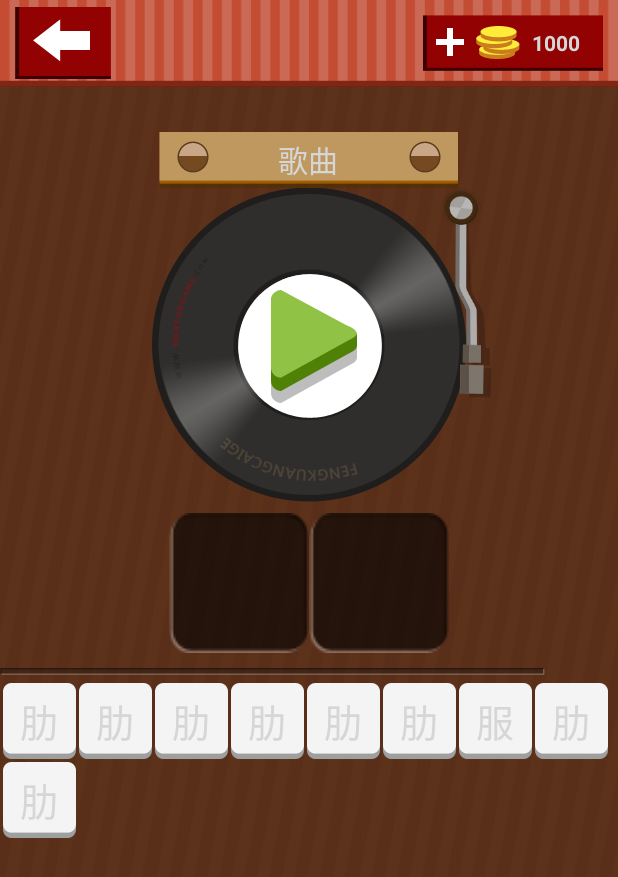
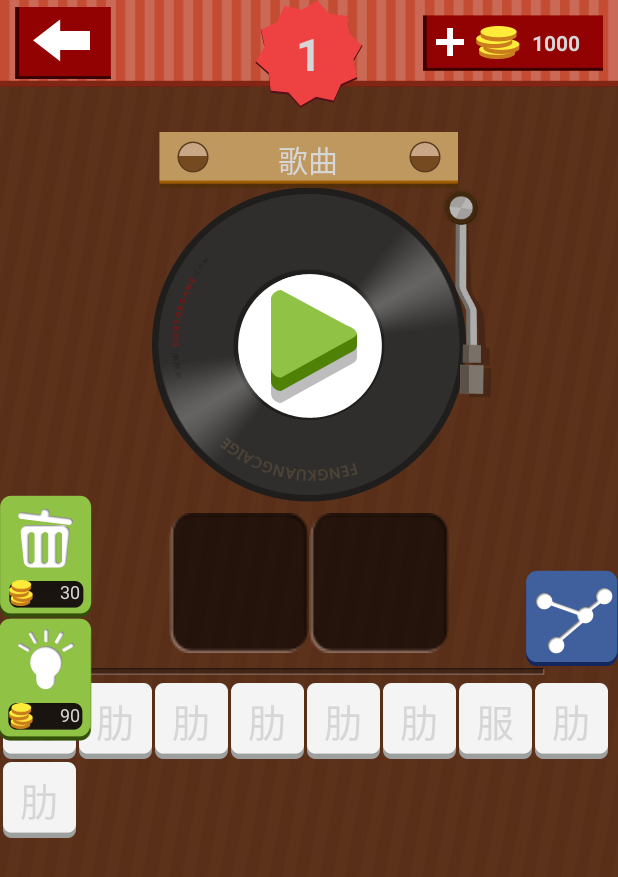
Before and after one commit to cursonjiang/GuessMusic, an Android app: the screen it shows after launch (MainActivity), on a phone screen of 412 x 824 dp. Shown: the top 877 px of the screen. Run offline under Robolectric (Android 15) with nearby library versions, the phone set to English and light mode, and no system bars.

Commit message:
添加浮动按钮到主界面

```diff
--- a/app/src/main/res/layout/activity_main.xml
+++ b/app/src/main/res/layout/activity_main.xml
@@ -23,6 +23,9 @@
         <include layout="@layout/name_select"/>
     </LinearLayout>
 
+    <!-- 浮动按钮-->
+    <include layout="@layout/float_buttons"/>
+
     <!-- 答案正确界面-->
     <include layout="@layout/answer_right"/>
 
--- a/app/src/main/res/layout/float_buttons.xml
+++ b/app/src/main/res/layout/float_buttons.xml
@@ -1,7 +1,6 @@
 <?xml version="1.0" encoding="utf-8"?>
 <RelativeLayout xmlns:android="http://schemas.android.com/apk/res/android"
                 xmlns:tools="http://schemas.android.com/tools"
-                android:background="@color/black"
                 android:layout_width="match_parent"
                 android:layout_height="match_parent">
 
@@ -18,8 +17,9 @@
             android:src="@mipmap/game_level_title"
             android:layout_gravity="center_horizontal"/>
 
+        <!-- 显示关卡-->
         <TextView
-            android:id="@+id/guanka"
+            android:id="@+id/text_current_stage"
             android:layout_width="wrap_content"
             android:layout_height="wrap_content"
             android:text="1"
@@ -37,13 +37,47 @@
         android:orientation="vertical"
         android:layout_centerVertical="true">
 
-        <!-- 提示按钮-->
+        <!-- 删除按钮-->
         <FrameLayout
+            android:id="@+id/framelayout_delete"
             android:layout_width="wrap_content"
             android:layout_height="wrap_content">
 
             <ImageButton
-                android:id="@+id/buy1"
+                android:id="@+id/btn_delete_word"
+                android:layout_width="wrap_content"
+                android:layout_height="wrap_content"
+                android:background="@drawable/buy2_button_icon"/>
+
+            <ImageView
+                android:layout_width="16dp"
+                android:layout_height="17dp"
+                android:background="@mipmap/game_coin_icon"
+                android:layout_marginStart="6dp"
+                android:layout_gravity="bottom"
+                android:layout_marginBottom="8dp"
+                tools:ignore="RtlCompat"/>
+
+            <TextView
+                android:layout_width="wrap_content"
+                android:layout_height="wrap_content"
+                android:layout_gravity="bottom|end"
+                android:text="@integer/pay_delete_word"
+                android:textSize="12sp"
+                android:layout_marginBottom="9dp"
+                android:layout_marginEnd="8dp"
+                android:textColor="@color/white"
+                tools:ignore="HardcodedText,RtlCompat,SmallSp"/>
+        </FrameLayout>
+
+        <!-- 提示按钮-->
+        <FrameLayout
+            android:id="@+id/framelayout_tip"
+            android:layout_width="wrap_content"
+            android:layout_height="wrap_content">
+
+            <ImageButton
+                android:id="@+id/btn_tip_answer"
                 android:layout_width="wrap_content"
                 android:layout_height="wrap_content"
                 android:background="@drawable/buy1_button_icon"/>
@@ -61,48 +95,16 @@
                 android:layout_width="wrap_content"
                 android:layout_height="wrap_content"
                 android:layout_gravity="bottom|end"
-                android:text="30"
+                android:text="@integer/pay_tip_answer"
                 android:textSize="12sp"
-                android:layout_marginBottom="8dp"
+                android:layout_marginBottom="9dp"
                 android:layout_marginEnd="8dp"
                 android:textColor="@color/white"
                 tools:ignore="HardcodedText,RtlCompat,SmallSp"/>
         </FrameLayout>
-
-        <!-- 删除按钮-->
-        <FrameLayout
-            android:layout_width="wrap_content"
-            android:layout_height="wrap_content">
-
-            <ImageButton
-                android:id="@+id/buy2"
-                android:layout_width="wrap_content"
-                android:layout_height="wrap_content"
-                android:background="@drawable/buy2_button_icon"/>
-
-            <ImageView
-                android:layout_width="16dp"
-                android:layout_height="17dp"
-                android:background="@mipmap/game_coin_icon"
-                android:layout_marginStart="6dp"
-                android:layout_gravity="bottom"
-                android:layout_marginBottom="8dp"
-                tools:ignore="RtlCompat"/>
-
-            <TextView
-                android:layout_width="wrap_content"
-                android:layout_height="wrap_content"
-                android:layout_gravity="bottom|end"
-                android:text="30"
-                android:textSize="12sp"
-                android:layout_marginBottom="8dp"
-                android:layout_marginEnd="8dp"
-                android:textColor="@color/white"
-                tools:ignore="HardcodedText,RtlCompat,SmallSp"/>
-        </FrameLayout>
-
     </LinearLayout>
 
+    <!-- 分享按钮-->
     <ImageButton
         android:id="@+id/share"
         android:layout_alignParentEnd="true"
--- /dev/null
+++ b/app/src/main/res/values/config.xml
@@ -0,0 +1,6 @@
+<?xml version="1.0" encoding="utf-8"?>
+<resources>
+    <!-- 金币的默认值-->
+    <integer name="pay_tip_answer">90</integer>
+    <integer name="pay_delete_word">30</integer>
+</resources>
```
